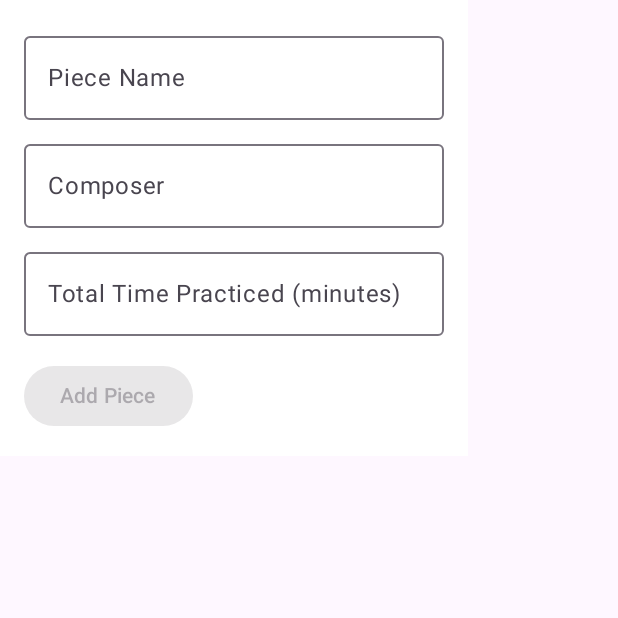
After one commit to SantiagoMS03/practicepalsjetpack, an Android app built with Jetpack Compose: the NewPieceScreen screen opened through its navigation route, on a phone screen of 412 x 824 dp, the top half of it. The commit adds this screen. Run offline under Robolectric (Android 15) with nearby library versions, the phone set to English and light mode, and no system bars; our stand-ins replace Dagger/Hilt's generated code, Room's generated code.

Commit message:
piece details working

```diff
--- a/app/src/main/AndroidManifest.xml
+++ b/app/src/main/AndroidManifest.xml
@@ -8,7 +8,8 @@
         android:label="@string/app_name"
         android:roundIcon="@mipmap/ic_launcher_round"
         android:supportsRtl="true"
-        android:theme="@style/Theme.PracticePals">
+        android:theme="@style/Theme.PracticePals"
+        android:name=".PracticePalsApplication">
 
         <activity
             android:name=".MainActivity"
--- a/app/src/main/java/com/zybooks/practicepals/MainActivity.kt
+++ b/app/src/main/java/com/zybooks/practicepals/MainActivity.kt
@@ -3,23 +3,24 @@ package com.zybooks.practicepals
 import android.os.Bundle
 import androidx.activity.ComponentActivity
 import androidx.activity.compose.setContent
-import androidx.compose.material.Surface
 import androidx.compose.material3.MaterialTheme
 import androidx.compose.material3.Surface
 import androidx.compose.runtime.Composable
 import androidx.navigation.NavHostController
-import androidx.navigation.NavType
 import androidx.navigation.compose.rememberNavController
 import androidx.navigation.compose.NavHost
 import androidx.navigation.compose.composable
+import androidx.navigation.NavType
 import androidx.navigation.navArgument
+import dagger.hilt.android.AndroidEntryPoint
 import com.zybooks.practicepals.ui.home.HomeScreen
-import com.zybooks.practicepals.ui.theme.PracticePalsTheme
 import com.zybooks.practicepals.ui.metronome.MetronomeScreen
+import com.zybooks.practicepals.ui.pieces.NewPieceScreen
+import com.zybooks.practicepals.ui.pieces.PieceListScreen
 import com.zybooks.practicepals.ui.pieces.PieceDetailScreen
-import com.zybooks.practicepals.ui.pieces.PieceListScreen
 import com.zybooks.practicepals.ui.theme.PracticePalsTheme
 
+@AndroidEntryPoint
 class MainActivity : ComponentActivity() {
     override fun onCreate(savedInstanceState: Bundle?) {
         super.onCreate(savedInstanceState)
@@ -37,11 +38,16 @@ class MainActivity : ComponentActivity() {
 @Composable
 fun MainNavHost(navController: NavHostController) {
     NavHost(navController = navController, startDestination = "home") {
-        composable("home") { HomeScreen(navController) }
-        composable("metronome") { MetronomeScreen() }
+        composable("home") {
+            HomeScreen(navController)
+        }
+        composable("metronome") {
+            MetronomeScreen()
+        }
         composable("pieces") {
             PieceListScreen(
-                onUserClick = { pieceId ->
+                onAddPieceClick = { navController.navigate("add_piece") },
+                onPieceClick = { pieceId ->
                     navController.navigate("pieceDetail/$pieceId")
                 }
             )
@@ -51,9 +57,12 @@ fun MainNavHost(navController: NavHostController) {
             arguments = listOf(navArgument("pieceId") { type = NavType.IntType })
         ) { backStackEntry ->
             val pieceId = backStackEntry.arguments?.getInt("pieceId") ?: return@composable
-            PieceDetailScreen(pieceId)
+            PieceDetailScreen(pieceId = pieceId)
         }
-
-        // Add other screens as needed
+        composable("piece_list") {
+        }
+        composable("add_piece") {
+            NewPieceScreen(onPieceAdded = { navController.popBackStack() }) // Navigate back to list
+        }
     }
 }
--- a/app/src/main/java/com/zybooks/practicepals/database/dao/PieceDao.kt
+++ b/app/src/main/java/com/zybooks/practicepals/database/dao/PieceDao.kt
@@ -1,20 +1,19 @@
 package com.zybooks.practicepals.database.dao
 
 import androidx.room.*
-import androidx.room.Dao
 import com.zybooks.practicepals.database.entities.Piece
 import kotlinx.coroutines.flow.Flow
 
 @Dao
 interface PieceDao {
     @Insert(onConflict = OnConflictStrategy.REPLACE)
-    suspend fun insert(piece: Piece)
+    suspend fun insert(piece: Piece)  // Return the new row ID
 
     @Update
-    suspend fun update(piece: Piece)
+    suspend fun update(piece: Piece)   // Return the number of rows updated
 
     @Delete
-    suspend fun delete(piece: Piece)
+    suspend fun delete(piece: Piece)   // Return the number of rows deleted
 
     @Query("SELECT * FROM pieces WHERE pieceId = :pieceId")
     fun getPieceById(pieceId: Int): Flow<Piece>
@@ -23,5 +22,5 @@ interface PieceDao {
     fun getAllPieces(): Flow<List<Piece>>
 
     @Query("DELETE FROM pieces")
-    suspend fun deleteAll()
+    suspend fun deleteAll()            // Return the number of rows deleted
 }
--- /dev/null
+++ b/app/src/main/java/com/zybooks/practicepals/di/AppModule.kt
@@ -0,0 +1,41 @@
+package com.zybooks.practicepals.di
+
+import android.content.Context
+import androidx.room.Room
+import com.zybooks.practicepals.database.AppDatabase
+import com.zybooks.practicepals.database.dao.PieceDao
+import com.zybooks.practicepals.database.repository.PieceRepository
+import dagger.Module
+import dagger.Provides
+import dagger.hilt.InstallIn
+import dagger.hilt.components.SingletonComponent
+import dagger.hilt.android.qualifiers.ApplicationContext
+import javax.inject.Singleton
+
+@Module
+@InstallIn(SingletonComponent::class)
+object AppModule {
+
+    // Provide AppDatabase
+    @Provides
+    @Singleton
+    fun provideAppDatabase(@ApplicationContext appContext: Context): AppDatabase {
+        return Room.databaseBuilder(
+            appContext,
+            AppDatabase::class.java,
+            "practice_pals_db"
+        ).build()
+    }
+
+    // Provide PieceDao
+    @Provides
+    fun providePieceDao(appDatabase: AppDatabase): PieceDao {
+        return appDatabase.pieceDao()
+    }
+
+    // Provide PieceRepository
+    @Provides
+    fun providePieceRepository(pieceDao: PieceDao): PieceRepository {
+        return PieceRepository(pieceDao)
+    }
+}
--- /dev/null
+++ b/app/src/main/java/com/zybooks/practicepals/ui/pieces/NewPieceScreen.kt
@@ -0,0 +1,65 @@
+package com.zybooks.practicepals.ui.pieces
+
+import androidx.compose.foundation.layout.Column
+import androidx.compose.foundation.layout.padding
+import androidx.compose.foundation.text.KeyboardOptions
+import androidx.compose.material3.Button
+import androidx.compose.material3.OutlinedTextField
+import androidx.compose.material3.Scaffold
+import androidx.compose.material3.Text
+import androidx.compose.runtime.*
+import androidx.compose.ui.Modifier
+import androidx.compose.ui.text.input.KeyboardType
+import androidx.compose.ui.unit.dp
+import androidx.hilt.navigation.compose.hiltViewModel
+import com.zybooks.practicepals.database.entities.Piece
+import com.zybooks.practicepals.viewmodel.PieceViewModel
+
+@Composable
+fun NewPieceScreen(
+    viewModel: PieceViewModel = hiltViewModel(),
+    onPieceAdded: () -> Unit // Callback to navigate back after adding
+) {
+    var name by remember { mutableStateOf("") }
+    var composer by remember { mutableStateOf("") }
+    var totalTimePracticed by remember { mutableStateOf("") }
+
+        Column(modifier = Modifier.padding(16.dp)) {
+            OutlinedTextField(
+                value = name,
+                onValueChange = { name = it },
+                label = { Text("Piece Name") },
+                modifier = Modifier.padding(bottom = 8.dp)
+            )
+
+            OutlinedTextField(
+                value = composer,
+                onValueChange = { composer = it },
+                label = { Text("Composer") },
+                modifier = Modifier.padding(bottom = 8.dp)
+            )
+
+            OutlinedTextField(
+                value = totalTimePracticed,
+                onValueChange = { totalTimePracticed = it },
+                label = { Text("Total Time Practiced (minutes)") },
+                keyboardOptions = KeyboardOptions(keyboardType = KeyboardType.Number),
+                modifier = Modifier.padding(bottom = 16.dp),
+            )
+
+            Button(
+                onClick = {
+                    val piece = Piece(
+                        name = name,
+                        composer = composer,
+                        totalTimePracticed = totalTimePracticed.toLongOrNull() ?: 0
+                    )
+                    viewModel.addPiece(piece)
+                    onPieceAdded() // Callback to navigate back
+                },
+                enabled = name.isNotBlank() && composer.isNotBlank()
+            ) {
+                Text("Add Piece")
+            }
+        }
+}
--- a/app/src/main/java/com/zybooks/practicepals/viewmodel/PieceViewModel.kt
+++ b/app/src/main/java/com/zybooks/practicepals/viewmodel/PieceViewModel.kt
@@ -1,15 +1,22 @@
 package com.zybooks.practicepals.viewmodel
 
+// Add these imports
 import androidx.lifecycle.ViewModel
 import androidx.lifecycle.viewModelScope
 import com.zybooks.practicepals.database.entities.Piece
 import com.zybooks.practicepals.database.repository.PieceRepository
+import dagger.hilt.android.lifecycle.HiltViewModel    // Add this line
+import javax.inject.Inject                            // Add this line
 import kotlinx.coroutines.flow.Flow
 import kotlinx.coroutines.flow.SharingStarted
 import kotlinx.coroutines.flow.stateIn
 import kotlinx.coroutines.launch
 
-class PieceViewModel (private val pieceRepository: PieceRepository) : ViewModel() {
+@HiltViewModel  // Add this annotation
+class PieceViewModel @Inject constructor(    // Add @Inject before constructor
+    private val pieceRepository: PieceRepository
+) : ViewModel() {
+
     val piecesFlow = pieceRepository.getPieces()
         .stateIn(viewModelScope, SharingStarted.Lazily, emptyList())
 
--- a/build.gradle.kts
+++ b/build.gradle.kts
@@ -2,4 +2,6 @@
 plugins {
     alias(libs.plugins.android.application) apply false
     alias(libs.plugins.jetbrains.kotlin.android) apply false
+    alias(libs.plugins.hilt) apply false // Add this line
+    alias(libs.plugins.kotlin.kapt) apply false // Add this line
 }
```
Also changed, not shown: app/build.gradle.kts (+43 -5 lines), app/src/main/java/com/zybooks/practicepals/PracticePalsApplication.kt (added, +7 -0 lines), app/src/main/java/com/zybooks/practicepals/ui/pieces/PieceDetailScreen.kt (+19 -12 lines), app/src/main/java/com/zybooks/practicepals/ui/pieces/PieceListScreen.kt (+9 -9 lines), app/src/main/java/com/zybooks/practicepals/viewmodel/PieceViewModelFactory.kt (deleted, +0 -18 lines), gradle/libs.versions.toml (+11 -0 lines).
